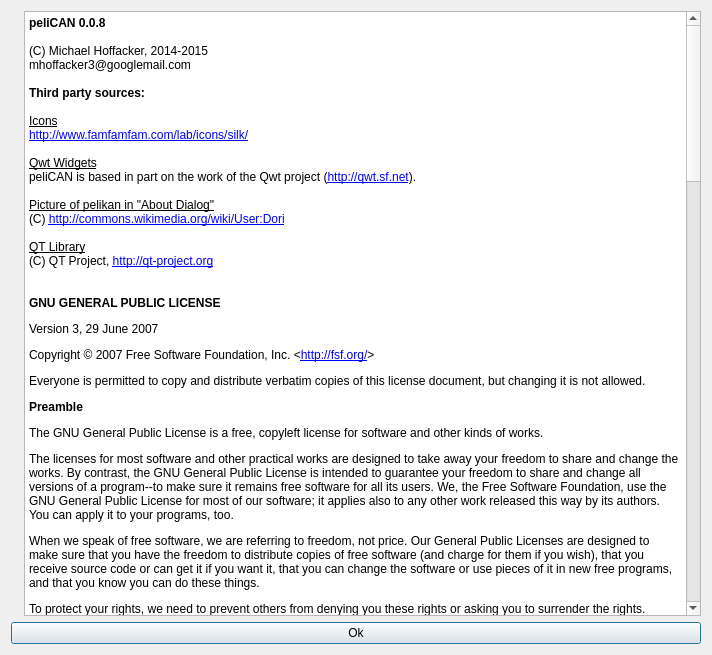
The window that src/aboutdialog.ui (mhoffacker/peliCAN) describes before a commit, drawn with Qt 5.
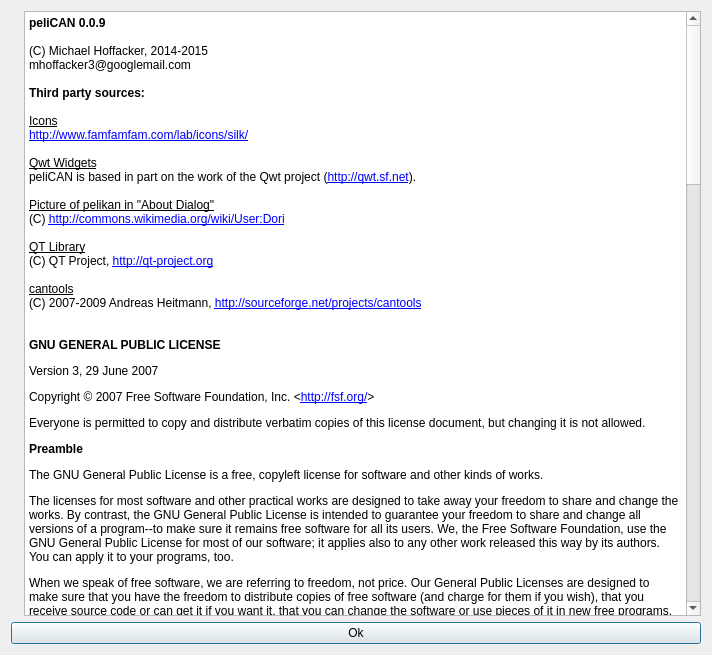
The same window after the commit. Icons and pictures are not drawn.

Patch:
```diff
--- a/src/aboutdialog.ui
+++ b/src/aboutdialog.ui
@@ -45,7 +45,7 @@
 &lt;html&gt;&lt;head&gt;&lt;meta name=&quot;qrichtext&quot; content=&quot;1&quot; /&gt;&lt;style type=&quot;text/css&quot;&gt;
 p, li { white-space: pre-wrap; }
 &lt;/style&gt;&lt;/head&gt;&lt;body style=&quot; font-family:'Sans Serif'; font-size:9pt; font-weight:400; font-style:normal;&quot;&gt;
-&lt;p style=&quot; margin-top:0px; margin-bottom:0px; margin-left:0px; margin-right:0px; -qt-block-indent:0; text-indent:0px;&quot;&gt;&lt;span style=&quot; font-weight:600;&quot;&gt;peliCAN 0.0.8&lt;/span&gt;&lt;/p&gt;
+&lt;p style=&quot; margin-top:0px; margin-bottom:0px; margin-left:0px; margin-right:0px; -qt-block-indent:0; text-indent:0px;&quot;&gt;&lt;span style=&quot; font-weight:600;&quot;&gt;peliCAN 0.0.9&lt;/span&gt;&lt;/p&gt;
 &lt;p style=&quot;-qt-paragraph-type:empty; margin-top:0px; margin-bottom:0px; margin-left:0px; margin-right:0px; -qt-block-indent:0; text-indent:0px;&quot;&gt;&lt;br /&gt;&lt;/p&gt;
 &lt;p style=&quot; margin-top:0px; margin-bottom:0px; margin-left:0px; margin-right:0px; -qt-block-indent:0; text-indent:0px;&quot;&gt;(C) Michael Hoffacker, 2014-2015&lt;/p&gt;
 &lt;p style=&quot; margin-top:0px; margin-bottom:0px; margin-left:0px; margin-right:0px; -qt-block-indent:0; text-indent:0px;&quot;&gt;mhoffacker3@googlemail.com&lt;/p&gt;
@@ -64,6 +64,9 @@
 &lt;p style=&quot; margin-top:0px; margin-bottom:0px; margin-left:0px; margin-right:0px; -qt-block-indent:0; text-indent:0px;&quot;&gt;&lt;span style=&quot; text-decoration: underline;&quot;&gt;QT Library&lt;/span&gt;&lt;/p&gt;
 &lt;p style=&quot; margin-top:0px; margin-bottom:0px; margin-left:0px; margin-right:0px; -qt-block-indent:0; text-indent:0px;&quot;&gt;(C) QT Project, &lt;a href=&quot;http://qt-project.org&quot;&gt;&lt;span style=&quot; text-decoration: underline; color:#0000ff;&quot;&gt;http://qt-project.org&lt;/span&gt;&lt;/a&gt;&lt;/p&gt;
 &lt;p style=&quot;-qt-paragraph-type:empty; margin-top:0px; margin-bottom:0px; margin-left:0px; margin-right:0px; -qt-block-indent:0; text-indent:0px;&quot;&gt;&lt;br /&gt;&lt;/p&gt;
+&lt;p style=&quot; margin-top:0px; margin-bottom:0px; margin-left:0px; margin-right:0px; -qt-block-indent:0; text-indent:0px;&quot;&gt;&lt;span style=&quot; text-decoration: underline;&quot;&gt;cantools&lt;/span&gt;&lt;/p&gt;
+&lt;p style=&quot; margin-top:0px; margin-bottom:0px; margin-left:0px; margin-right:0px; -qt-block-indent:0; text-indent:0px;&quot;&gt;(C) 2007-2009 Andreas Heitmann, &lt;a href=&quot;http://sourceforge.net/projects/cantools/&quot;&gt;&lt;span style=&quot; text-decoration: underline; color:#0000ff;&quot;&gt;http://sourceforge.net/projects/cantools&lt;/span&gt;&lt;/a&gt;&lt;/p&gt;
+&lt;p style=&quot;-qt-paragraph-type:empty; margin-top:0px; margin-bottom:0px; margin-left:0px; margin-right:0px; -qt-block-indent:0; text-indent:0px;&quot;&gt;&lt;br /&gt;&lt;/p&gt;
 &lt;p style=&quot;-qt-paragraph-type:empty; margin-top:0px; margin-bottom:0px; margin-left:0px; margin-right:0px; -qt-block-indent:0; text-indent:0px;&quot;&gt;&lt;br /&gt;&lt;/p&gt;
 &lt;p style=&quot; margin-top:0px; margin-bottom:0px; margin-left:0px; margin-right:0px; -qt-block-indent:0; text-indent:0px;&quot;&gt;&lt;span style=&quot; font-weight:600;&quot;&gt;GNU GENERAL PUBLIC LICENSE&lt;/span&gt;&lt;/p&gt;
 &lt;p style=&quot; margin-top:12px; margin-bottom:12px; margin-left:0px; margin-right:0px; -qt-block-indent:0; text-indent:0px;&quot;&gt;Version 3, 29 June 2007 &lt;/p&gt;
```
